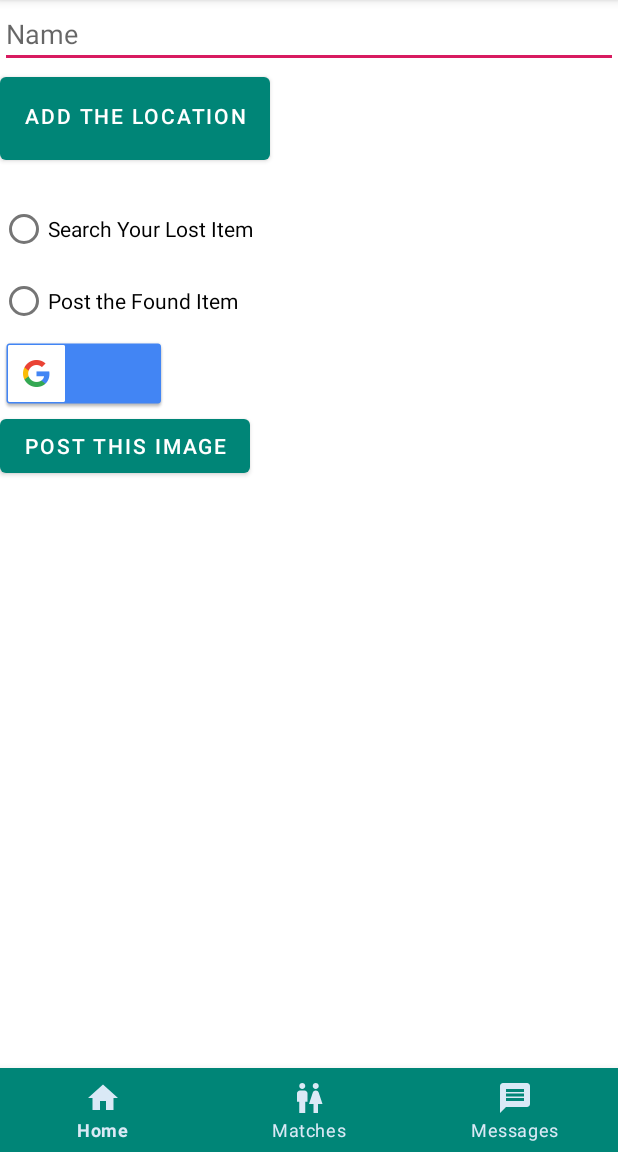
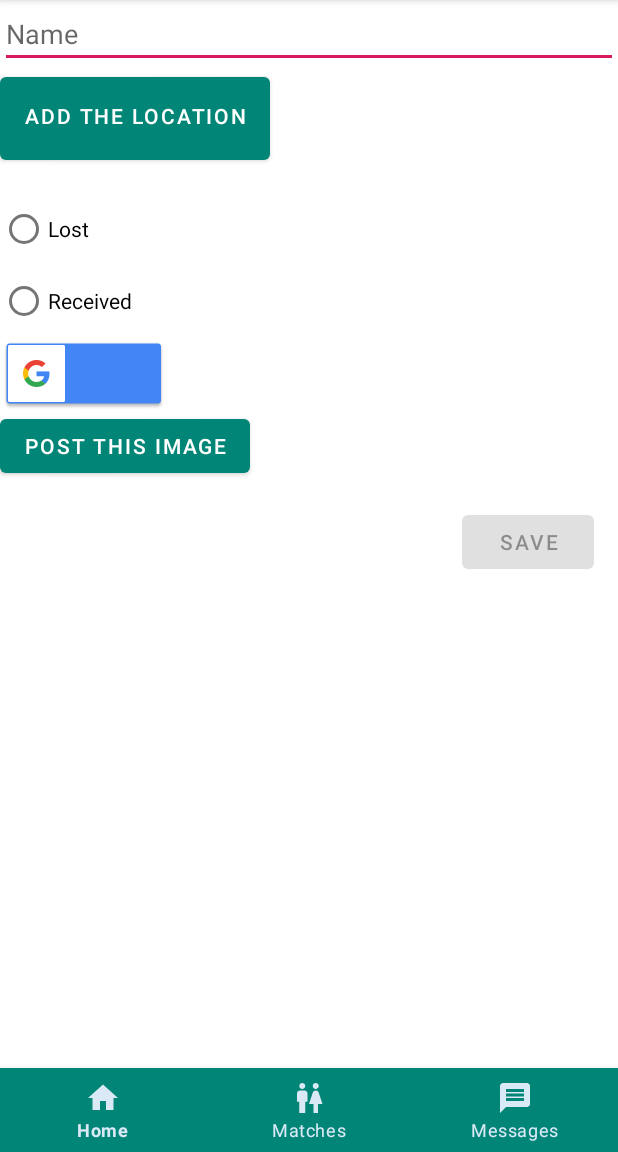
Before and after one commit to ashishranjan6951997/NewLostAndFound, an Android app: the HomeFragment screen opened directly, with no data from a screen before it, on a phone screen of 412 x 824 dp, the part 84-1236 px from its top. Run offline under Robolectric (Android 15) with nearby library versions, the phone set to English and light mode, and no system bars; our stand-ins replace Firebase (no records; nobody signed in at launch, a user with empty details on screens opened directly).

Commit message:
Home Fragment modified

```diff
--- a/app/src/main/AndroidManifest.xml
+++ b/app/src/main/AndroidManifest.xml
@@ -16,8 +16,7 @@
                 <category android:name="android.intent.category.LAUNCHER" />
             </intent-filter>
         </activity>
-
-        <activity android:name=".View.SecondUi.SecondMainActivity"></activity>
+        <activity android:name=".View.SecondUi.SecondMainActivity" />
     </application>
 
 </manifest>
--- a/app/src/main/java/com/example/lostandfound/Controller/Authentication/AuthenticateController.java
+++ b/app/src/main/java/com/example/lostandfound/Controller/Authentication/AuthenticateController.java
@@ -6,7 +6,6 @@ import android.util.Log;
 import android.widget.Toast;
 import androidx.annotation.NonNull;
 
-import com.example.lostandfound.Model.DatabaseModel.RealtimeDatabaseDemo;
 import com.example.lostandfound.View.SecondUi.SecondMainActivity;
 import com.google.android.gms.tasks.OnCompleteListener;
 import com.google.android.gms.tasks.Task;
@@ -16,7 +15,6 @@ import com.google.firebase.auth.FirebaseAuth;
 public class AuthenticateController {
     FirebaseAuth mAuth;
     Activity activity;
-    RealtimeDatabaseDemo demo;
     String email, password, confirmPassword;
 
     public AuthenticateController(Activity activity, String[] cred) {
@@ -24,7 +22,6 @@ public class AuthenticateController {
         this.activity = activity;
         this.email = cred[0];
         this.password = cred[1];
-        demo = new RealtimeDatabaseDemo();
         if (cred.length == 3) {
             this.confirmPassword = cred[2];
         }
@@ -64,7 +61,6 @@ public class AuthenticateController {
                         if (!task.isSuccessful()) {
                             Toast.makeText(activity, task.getException().toString(), Toast.LENGTH_LONG).show();
                         } else {
-                            demo.saveData();
                             sendVerification();
                             sendIntent();
                             Toast.makeText(activity, "Sign Up Successful", Toast.LENGTH_LONG).show();
--- /dev/null
+++ b/app/src/main/java/com/example/lostandfound/Controller/DatabaseController/SaveDataController.java
@@ -0,0 +1,36 @@
+package com.example.lostandfound.Controller.DatabaseController;
+
+import android.content.Intent;
+
+import com.example.lostandfound.Model.DatabaseModel.RealtimeDatabaseDemoModel;
+import com.example.lostandfound.View.SecondUi.HomeFragment;
+
+import java.util.Map;
+
+public class SaveDataController
+{
+    Map map;
+    RealtimeDatabaseDemoModel databaseDemo;
+
+
+    public SaveDataController()
+    {
+        databaseDemo = new RealtimeDatabaseDemoModel(map);
+
+    }
+
+    public void setMap(Map map)
+    {
+        this.map = map;
+    }
+
+    public void saveData()
+    {
+        databaseDemo.saveData(map);
+    }
+
+//    public void setImage(Intent data)
+////    {
+////        databaseDemo.load(data);
+////    }
+}
--- /dev/null
+++ b/app/src/main/java/com/example/lostandfound/Model/DatabaseModel/RealtimeDatabaseDemoModel.java
@@ -0,0 +1,68 @@
+package com.example.lostandfound.Model.DatabaseModel;
+
+import android.content.Intent;
+import android.widget.ListView;
+
+import androidx.annotation.NonNull;
+import androidx.annotation.Nullable;
+
+import com.example.lostandfound.Observer;
+import com.google.firebase.auth.FirebaseAuth;
+import com.google.firebase.database.ChildEventListener;
+import com.google.firebase.database.DataSnapshot;
+import com.google.firebase.database.DatabaseError;
+import com.google.firebase.database.DatabaseReference;
+import com.google.firebase.database.FirebaseDatabase;
+
+import java.util.ArrayList;
+import java.util.HashMap;
+import java.util.List;
+import java.util.Map;
+
+import static com.example.lostandfound.NameClass.NAME;
+import static com.example.lostandfound.NameClass.USERS;
+import static com.example.lostandfound.NameClass.nameForStoringDatabase;
+import static com.example.lostandfound.NameClass.radioButtonText;
+
+public class RealtimeDatabaseDemoModel {
+    DatabaseReference reference;
+    Map map;
+    List<Observer> observers;
+
+    public RealtimeDatabaseDemoModel(Map map) {
+        reference = FirebaseDatabase.getInstance().getReference(USERS);
+        this.map = map;
+    }
+
+    public RealtimeDatabaseDemoModel()
+    {
+        observers = new ArrayList<>();
+    }
+
+    public void saveData(Map dataMap)
+    {
+        Map map = new HashMap();
+        String uId = FirebaseAuth.getInstance().getUid();
+        String radioText = (String) dataMap.get(radioButtonText);
+        reference = reference.child(radioText);
+        String name = (String) dataMap.get(nameForStoringDatabase);
+        map.put(NAME,name);
+        reference.child(uId).setValue(map);
+    }
+
+
+    // Code for subscriber publisher pattern
+
+    public void register(Observer observer)
+    {
+        observers.add(observer);
+    }
+
+    public void notifyObserver()
+    {
+        for(Observer observer : observers)
+        {
+            observer.updateToast();
+        }
+    }
+}
--- /dev/null
+++ b/app/src/main/java/com/example/lostandfound/Observer.java
@@ -0,0 +1,6 @@
+package com.example.lostandfound;
+
+public interface Observer {
+    void updateToast();
+    void loadImage();
+}
--- a/app/src/main/java/com/example/lostandfound/View/SecondUi/HomeFragment.java
+++ b/app/src/main/java/com/example/lostandfound/View/SecondUi/HomeFragment.java
@@ -1,24 +1,123 @@
 package com.example.lostandfound.View.SecondUi;
 
+import android.content.Intent;
+import android.net.Uri;
 import android.os.Bundle;
 import android.view.LayoutInflater;
 import android.view.View;
 import android.view.ViewGroup;
+import android.widget.Button;
+import android.widget.EditText;
+import android.widget.ImageView;
+import android.widget.RadioButton;
+import android.widget.RadioGroup;
+import android.widget.Toast;
 
 import androidx.annotation.NonNull;
 import androidx.annotation.Nullable;
 import androidx.fragment.app.Fragment;
 
+import com.bumptech.glide.Glide;
+import com.example.lostandfound.Controller.DatabaseController.SaveDataController;
+import com.example.lostandfound.Model.DatabaseModel.RealtimeDatabaseDemoModel;
+import com.example.lostandfound.Observer;
 import com.example.lostandfound.R;
 
-public class HomeFragment extends Fragment {
+import java.util.ArrayList;
+import java.util.HashMap;
+import java.util.Map;
+
+import static android.app.Activity.RESULT_OK;
+import static com.example.lostandfound.NameClass.nameForStoringDatabase;
+import static com.example.lostandfound.NameClass.radioButtonText;
+
+public class HomeFragment extends Fragment implements Observer {
 
     View rootView;
+    RadioButton radioButton;
+    Button saveButton;
+    RadioGroup radioGroup;
+    EditText nameText;
+    String radioText, name;
+    ArrayList list;
+    SaveDataController controller;
+    RealtimeDatabaseDemoModel demo;
+    ImageView imageView;
 
     @Nullable
     @Override
     public View onCreateView(@NonNull LayoutInflater inflater, @Nullable ViewGroup container, @Nullable Bundle savedInstanceState) {
-        rootView = inflater.inflate(R.layout.home_fragment,container,false);
+        rootView = inflater.inflate(R.layout.home_fragment, container, false);
+        demo = new RealtimeDatabaseDemoModel();
+        demo.register(this);
+        init();
         return rootView;
     }
+
+
+    public void init() {
+        final Map map = new HashMap();
+        controller = new SaveDataController();
+
+        saveButton = rootView.findViewById(R.id.fab);
+        saveButton.setEnabled(false);
+        radioGroup = rootView.findViewById(R.id.radio_id);
+        imageView = rootView.findViewById(R.id.image_view);
+
+        radioGroup.setOnCheckedChangeListener(new RadioGroup.OnCheckedChangeListener() {
+            @Override
+            public void onCheckedChanged(RadioGroup group, int checkedId) {
+                saveButton.setEnabled(true);
+            }
+        });
+
+        saveButton.setOnClickListener(new View.OnClickListener() {
+            @Override
+            public void onClick(View v) {
+
+                int id = radioGroup.getCheckedRadioButtonId();
+                radioButton = rootView.findViewById(id);
+                radioText = radioButton.getText().toString();
+                nameText = rootView.findViewById(R.id.name_text);
+                name = nameText.getText().toString();
+
+                map.put(nameForStoringDatabase, name);
+                map.put(radioButtonText, radioText);
+
+                controller.setMap(map);
+                controller.saveData();
+                demo.notifyObserver();
+            }
+        });
+
+
+        imageView.setOnClickListener(new View.OnClickListener() {
+            @Override
+            public void onClick(View v) {
+                Intent intent = new Intent(Intent.ACTION_PICK);
+                intent.setType("image/");
+                getActivity().startActivityForResult(intent, 1);
+            }
+        });
+    }
+
+    @Override
+    public void updateToast() {
+        Toast.makeText(getActivity(), "Data Saved Successfully", Toast.LENGTH_LONG).show();
+    }
+
+    @Override
+    public void loadImage()
+    {
+
+        //Glide.with(getActivity()).load(imageUri).into(imageView);
+    }
+
+    @Override
+    public void onActivityResult(int requestCode, int resultCode, @Nullable Intent data) {
+
+        if (requestCode == 1 && resultCode == RESULT_OK)
+
+            Glide.with(this).load(data.getData()).into(imageView);
+    }
 }
--- a/app/src/main/java/com/example/lostandfound/View/SecondUi/SecondMainActivity.java
+++ b/app/src/main/java/com/example/lostandfound/View/SecondUi/SecondMainActivity.java
@@ -1,44 +1,60 @@
 package com.example.lostandfound.View.SecondUi;
 
+import android.content.Intent;
 import android.os.Bundle;
 import android.view.MenuItem;
 
 import androidx.annotation.NonNull;
+import androidx.annotation.Nullable;
 import androidx.appcompat.app.AppCompatActivity;
 import androidx.fragment.app.Fragment;
 
 import com.example.lostandfound.R;
 import com.google.android.material.bottomnavigation.BottomNavigationView;
 
-public class SecondMainActivity extends AppCompatActivity {@Override
-protected void onCreate(Bundle savedInstanceState) {
-    super.onCreate(savedInstanceState);
-    setContentView(R.layout.activity_second_main);
-    BottomNavigationView bottomNavigationView=findViewById(R.id.button_navigation);
-    bottomNavigationView.setOnNavigationItemSelectedListener(navListener);
+import static com.example.lostandfound.NameClass.HomeFragmentTAG;
 
-    getSupportFragmentManager().beginTransaction().add(R.id.fragment_container,new HomeFragment()).commit();
-}
-    private BottomNavigationView.OnNavigationItemSelectedListener navListener=
+public class SecondMainActivity extends AppCompatActivity {
+    @Override
+    protected void onCreate(Bundle savedInstanceState) {
+        super.onCreate(savedInstanceState);
+        setContentView(R.layout.activity_second_main);
+        BottomNavigationView bottomNavigationView = findViewById(R.id.button_navigation);
+        bottomNavigationView.setOnNavigationItemSelectedListener(navListener);
+
+        getSupportFragmentManager().beginTransaction().add(R.id.fragment_container, new HomeFragment(), HomeFragmentTAG).commit();
+    }
+
+    private BottomNavigationView.OnNavigationItemSelectedListener navListener =
             new BottomNavigationView.OnNavigationItemSelectedListener() {
                 @Override
                 public boolean onNavigationItemSelected(@NonNull MenuItem menuItem) {
-                    Fragment selectedfragment=null;
-                    switch (menuItem.getItemId())
-                    {
+                    Fragment selectedfragment = null;
+                    switch (menuItem.getItemId()) {
                         case R.id.nav_home:
-                            selectedfragment=new HomeFragment();
+                            selectedfragment = new HomeFragment();
                             break;
                         case R.id.nav_matches:
-                            selectedfragment=new MatchesFragment();
+                            selectedfragment = new MatchesFragment();
                             break;
                         case R.id.nav_messages:
-                            selectedfragment=new MessageFragment();
+                            selectedfragment = new MessageFragment();
                             break;
 
                     }
-                    getSupportFragmentManager().beginTransaction().replace(R.id.fragment_container,selectedfragment).commit();
+                    getSupportFragmentManager().beginTransaction().replace(R.id.fragment_container, selectedfragment).commit();
                     return true;
                 }
             };
+
+
+    @Override
+    protected void onActivityResult(int requestCode, int resultCode, @Nullable Intent data) {
+        super.onActivityResult(requestCode, resultCode, data);
+        Fragment fragment = getSupportFragmentManager().findFragmentByTag(HomeFragmentTAG);
+        if (fragment != null) {
+            fragment.onActivityResult(requestCode, resultCode, data);
+        }
+
+    }
 }
--- /dev/null
+++ b/app/src/main/res/drawable/ic_icon.xml
@@ -0,0 +1,5 @@
+<vector android:height="24dp" android:tint="#FFFFFF"
+    android:viewportHeight="24.0" android:viewportWidth="24.0"
+    android:width="24dp" xmlns:android="http://schemas.android.com/apk/res/android">
+    <path android:fillColor="#FF000000" android:pathData="M9,16.17L4.83,12l-1.42,1.41L9,19 21,7l-1.41,-1.41z"/>
+</vector>
--- a/app/src/main/res/layout/home_fragment.xml
+++ b/app/src/main/res/layout/home_fragment.xml
@@ -1,58 +1,58 @@
 <?xml version="1.0" encoding="utf-8"?>
 <ScrollView
     xmlns:android="http://schemas.android.com/apk/res/android"
+    xmlns:app="http://schemas.android.com/apk/res-auto"
     android:layout_width="match_parent"
     android:layout_height="match_parent">
 
     <LinearLayout
-        android:orientation="vertical"
         android:layout_width="match_parent"
-        android:layout_height="match_parent">
+        android:layout_height="match_parent"
+        android:orientation="vertical">
 
         <EditText
-            android:hint="Name"
             android:id="@+id/name_text"
             android:layout_width="match_parent"
-            android:layout_height="wrap_content" />
+            android:layout_height="wrap_content"
+            android:hint="Name" />
 
         <Button
-            android:paddingTop="@dimen/activity_horizontal_margin"
             android:id="@+id/location_button"
             android:layout_width="wrap_content"
             android:layout_height="wrap_content"
             android:layout_centerInParent="true"
+            android:paddingTop="@dimen/activity_horizontal_margin"
             android:paddingBottom="20sp"
             android:text="Add the location" />
 
         <RadioGroup
-            android:layout_marginTop="@dimen/activity_horizontal_margin"
             android:id="@+id/radio_id"
             android:layout_width="wrap_content"
             android:layout_height="wrap_content"
             android:layout_below="@+id/location_button"
-            android:layout_centerInParent="true">
+            android:layout_centerInParent="true"
+            android:layout_marginTop="@dimen/activity_horizontal_margin">
 
             <RadioButton
                 android:id="@+id/loser_selection"
                 android:layout_width="wrap_content"
                 android:layout_height="wrap_content"
-                android:text="Search Your Lost Item" />
+                android:text="@string/Lost" />
 
             <RadioButton
                 android:id="@+id/founder_selection"
                 android:layout_width="wrap_content"
                 android:layout_height="wrap_content"
-                android:text="Post the Found Item" />
+                android:text="@string/Received" />
         </RadioGroup>
 
         <ImageView
-            android:src="@drawable/common_google_signin_btn_text_dark"
             android:id="@+id/image_view"
             android:layout_width="wrap_content"
             android:layout_height="wrap_content"
             android:layout_below="@+id/radio_id"
-            android:layout_centerInParent="true"></ImageView>
-
+            android:layout_centerInParent="true"
+            android:src="@drawable/common_google_signin_btn_text_dark"></ImageView>
 
         <Button
             android:id="@+id/image_confirmBtn"
@@ -62,5 +62,14 @@
             android:layout_centerInParent="true"
             android:text="Post this Image" />
 
+        <Button
+            android:text="Save"
+            android:id="@+id/fab"
+            android:layout_width="wrap_content"
+            android:layout_height="wrap_content"
+            android:layout_gravity="end|bottom"
+            android:layout_margin="16dp"
+            app:srcCompat="@drawable/ic_icon" />
+
     </LinearLayout>
 </ScrollView>
--- a/app/src/main/res/values/dimens.xml
+++ b/app/src/main/res/values/dimens.xml
@@ -2,4 +2,5 @@
     <!-- Default screen margins, per the Android Design guidelines. -->
     <dimen name="activity_horizontal_margin">16dp</dimen>
     <dimen name="activity_vertical_margin">16dp</dimen>
+    <dimen name="fab_margin">16dp</dimen>
 </resources>
--- a/app/src/main/res/values/strings.xml
+++ b/app/src/main/res/values/strings.xml
@@ -1,7 +1,9 @@
 <resources>
     <string name="app_name">LostAndFound</string>
+    <string name="Lost">Lost</string>
+    <string name="Received">Received</string>
+    <string name="title_home">Settings</string>
+    <string name="title_dashboard">Matches</string>
+    <string name="title_notifications">Chat</string>
     <string name="title_activity_main2">Main2Activity</string>
-    <string name="title_home">Home</string>
-    <string name="title_dashboard">Dashboard</string>
-    <string name="title_notifications">Notifications</string>
 </resources>
```
Also changed, not shown: app/build.gradle (+8 -0 lines), app/src/main/java/com/example/lostandfound/Model/DatabaseModel/RealtimeDatabaseDemo.java (deleted, +0 -55 lines), app/src/main/java/com/example/lostandfound/NameClass.java (+7 -0 lines), app/src/main/res/values/styles.xml (+9 -0 lines).
